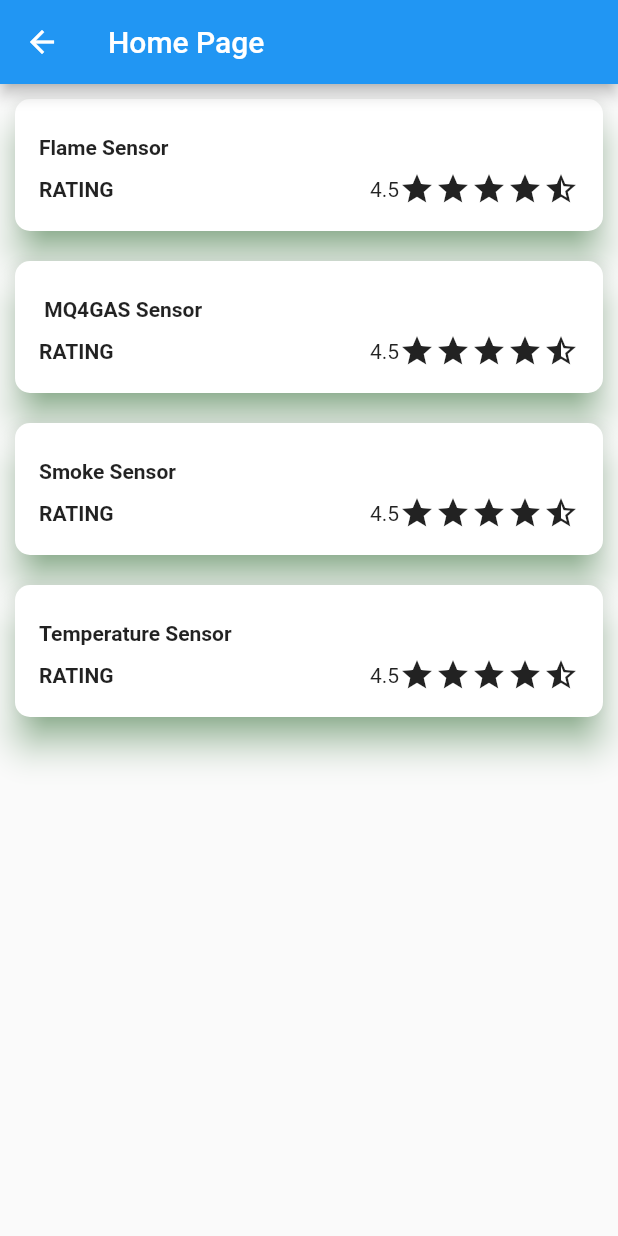
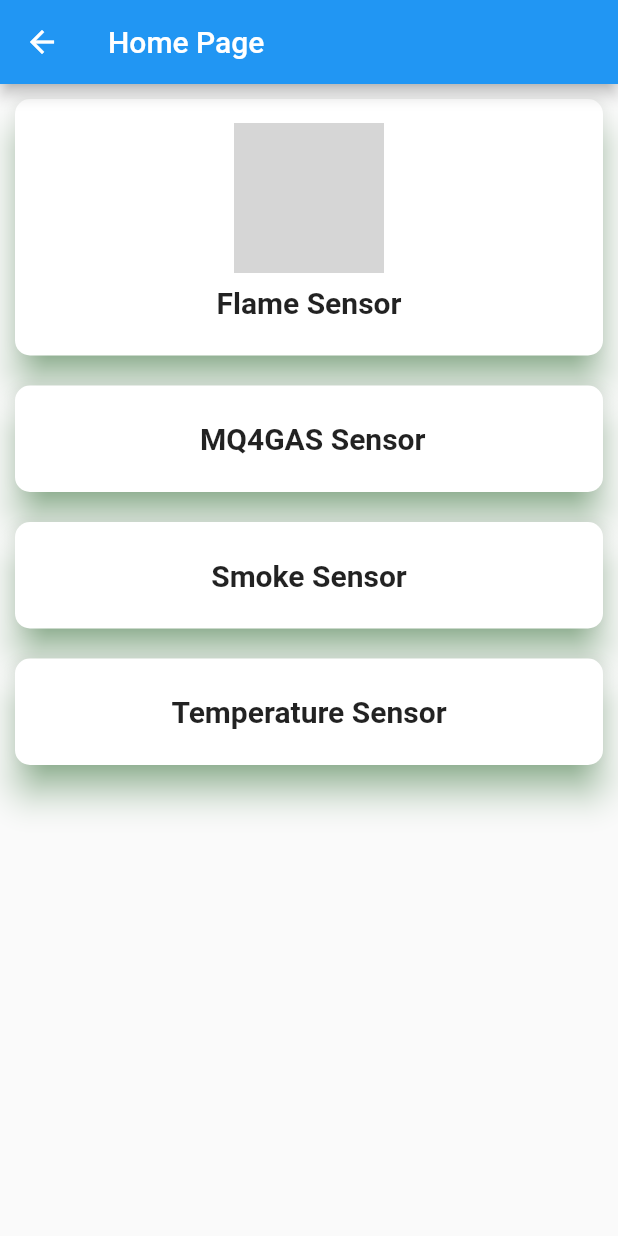
Before and after one commit to Ayush071103/accprevapp, a Flutter app: the homepageinner screen opened directly, on a phone screen of 412 x 824 dp. Run offline on Flutter 3.47's test engine with Material 2 defaults, Android fonts, the phone set to English and light mode, and no system bars; our stand-ins replace convex_bottom_bar, email_validator, image_picker, lottie, shared_preferences, string_validator; accounts and stored records are empty; grey boxes are pictures that could not be loaded.

Commit message:
First commit

```diff
--- a/lib/Admin/Admin_homepage/Home.dart
+++ b/lib/Admin/Admin_homepage/Home.dart
@@ -18,7 +18,7 @@ class Homepage extends StatefulWidget{
 
 class homepagestate extends State<Homepage>{
   int selectedpage =0;
-  final _pageNo = [Admin_profilepage(), Userrequestpage() , Adminhomepage() , Adminmessagepage()];
+  final _pageNo = [Admin_profilepage(),];
 
   @override
   Widget build(BuildContext context) {
--- a/lib/User/home_page/homepageinner.dart
+++ b/lib/User/home_page/homepageinner.dart
@@ -3,6 +3,7 @@ import 'package:accprevapp/User/home_page/sensors/Temperature_sensor.dart';
 import 'package:accprevapp/User/home_page/sensors/flame_sensor.dart';
 import 'package:accprevapp/User/home_page/sensors/smoke_sensor.dart';
 import 'package:flutter/material.dart';
+import 'package:lottie/lottie.dart';
 
 class homepageinner extends StatefulWidget{
   @override
@@ -24,7 +25,9 @@ class homepageinnerstate extends State<homepageinner>{
     Navigator.push(context,
     MaterialPageRoute(builder: (context) => flamesensor()),);},
           child:
-          Card(
+          Container(
+            width: double.infinity,
+            child: Card(
               elevation: 10.0,
               shadowColor: Colors.green,
               margin: EdgeInsets.all(10.0),
@@ -38,43 +41,24 @@ class homepageinnerstate extends State<homepageinner>{
               child: Padding(
                 padding: EdgeInsets.all(16.0),
                 child: Column(
-                  crossAxisAlignment: CrossAxisAlignment.start,
+                  mainAxisAlignment: MainAxisAlignment.center,
+                    crossAxisAlignment: CrossAxisAlignment.center,
                     children: [
-                    //Image.network(src)
+                      Lottie.asset('assets/flame.json',height: 100, width: 100,),
                       SizedBox(
                         height: 8,
                       ),
                       Text(
                         'Flame Sensor',
-                      style: TextStyle(fontWeight: FontWeight.bold),
+                        style: TextStyle(fontWeight: FontWeight.bold, fontSize: 20),
                       ),
                       SizedBox(
                         height: 8,
                       ),
-                    Row(
-                      mainAxisAlignment: MainAxisAlignment.spaceBetween,
-                      children: [
-                        Text(
-                          "RATING",
-                          style: TextStyle(fontWeight: FontWeight.bold),
-                          maxLines: 1,
-                        ),
-                        Row(
-                          children: [
-                            Text(
-                              "4.5",
-                            ),
-                            Icon(Icons.star),
-                            Icon(Icons.star),
-                            Icon(Icons.star),
-                            Icon(Icons.star),
-                            Icon(Icons.star_half),
-                          ],
-                        )
-                      ],
-                    ),
+
                     ]),
 
+              ),
             ),
           ),),GestureDetector(
           onTap:  () {
@@ -97,7 +81,8 @@ class homepageinnerstate extends State<homepageinner>{
               child: Padding(
                 padding: EdgeInsets.all(16.0),
                 child: Column(
-                    crossAxisAlignment: CrossAxisAlignment.start,
+                  mainAxisAlignment: MainAxisAlignment.center,
+                    crossAxisAlignment: CrossAxisAlignment.center,
                     children: [
                       //Image.network(src)
                       SizedBox(
@@ -105,33 +90,12 @@ class homepageinnerstate extends State<homepageinner>{
                       ),
                       Text(
                         '	MQ4GAS Sensor',
-                        style: TextStyle(fontWeight: FontWeight.bold),
+                        style: TextStyle(fontWeight: FontWeight.bold, fontSize: 20),
                       ),
                       SizedBox(
                         height: 8,
                       ),
-                      Row(
-                        mainAxisAlignment: MainAxisAlignment.spaceBetween,
-                        children: [
-                          Text(
-                            "RATING",
-                            style: TextStyle(fontWeight: FontWeight.bold),
-                            maxLines: 1,
-                          ),
-                          Row(
-                            children: [
-                              Text(
-                                "4.5",
-                              ),
-                              Icon(Icons.star),
-                              Icon(Icons.star),
-                              Icon(Icons.star),
-                              Icon(Icons.star),
-                              Icon(Icons.star_half),
-                            ],
-                          )
-                        ],
-                      ),
+
                     ]),
 
               ),
@@ -156,7 +120,8 @@ class homepageinnerstate extends State<homepageinner>{
               child: Padding(
                 padding: EdgeInsets.all(16.0),
                 child: Column(
-                    crossAxisAlignment: CrossAxisAlignment.start,
+                  mainAxisAlignment: MainAxisAlignment.center,
+                    crossAxisAlignment: CrossAxisAlignment.center,
                     children: [
                       //Image.network(src)
                       SizedBox(
@@ -164,33 +129,13 @@ class homepageinnerstate extends State<homepageinner>{
                       ),
                       Text(
                         'Smoke Sensor',
-                        style: TextStyle(fontWeight: FontWeight.bold),
+                        style: TextStyle(fontWeight: FontWeight.bold,fontSize: 20),
                       ),
                       SizedBox(
                         height: 8,
                       ),
-                      Row(
-                        mainAxisAlignment: MainAxisAlignment.spaceBetween,
-                        children: [
-                          Text(
-                            "RATING",
-                            style: TextStyle(fontWeight: FontWeight.bold),
-                            maxLines: 1,
-                          ),
-                          Row(
-                            children: [
-                              Text(
-                                "4.5",
-                              ),
-                              Icon(Icons.star),
-                              Icon(Icons.star),
-                              Icon(Icons.star),
-                              Icon(Icons.star),
-                              Icon(Icons.star_half),
-                            ],
-                          )
-                        ],
-                      ),
+
+
                     ]),
 
               ),
@@ -215,7 +160,8 @@ class homepageinnerstate extends State<homepageinner>{
               child: Padding(
                 padding: EdgeInsets.all(16.0),
                 child: Column(
-                    crossAxisAlignment: CrossAxisAlignment.start,
+                  mainAxisAlignment: MainAxisAlignment.center,
+                    crossAxisAlignment: CrossAxisAlignment.center,
                     children: [
                       //Image.network(src)
                       SizedBox(
@@ -223,39 +169,17 @@ class homepageinnerstate extends State<homepageinner>{
                       ),
                       Text(
                        'Temperature	Sensor',
-                        style: TextStyle(fontWeight: FontWeight.bold),
+                        style: TextStyle(fontWeight: FontWeight.bold, fontSize: 20),
                       ),
                       SizedBox(
                         height: 8,
                       ),
-                      Row(
-                        mainAxisAlignment: MainAxisAlignment.spaceBetween,
-                        children: [
-                          Text(
-                            "RATING",
-                            style: TextStyle(fontWeight: FontWeight.bold),
-                            maxLines: 1,
-                          ),
-                          Row(
-                            children: [
-                              Text(
-                                "4.5",
-                              ),
-                              Icon(Icons.star),
-                              Icon(Icons.star),
-                              Icon(Icons.star),
-                              Icon(Icons.star),
-                              Icon(Icons.star_half),
-                            ],
-                          )
-                        ],
-                      ),
+
+
               ]),
-
-              ),
             ),),),
 
-        ],
+          )],
       ),
     );
   }
```
Lines whose indentation alone changed are shown as unchanged.
